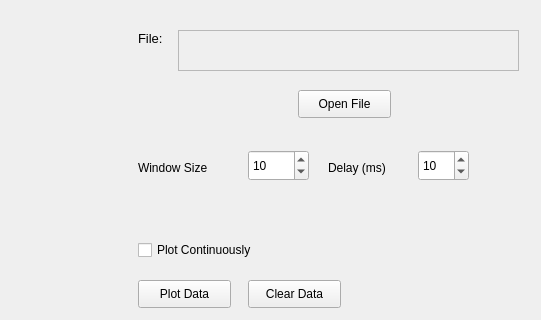
First picture: the form in Qt/networkPlot/plotnetworkdata.ui, repository harshmittal2210/plotData, before the edit; both pictures show x 732 to 1273 and y 0 to 320 of the 1273 by 586 pixel window.
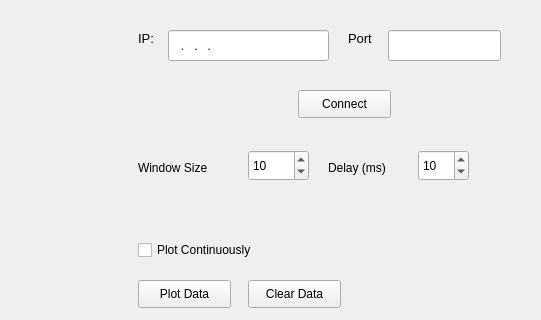
Second picture: the form after the edit. Custom widgets are drawn as their Qt base class.

Commit message: IP address and port line edit added

```diff
--- a/Qt/networkPlot/plotnetworkdata.ui
+++ b/Qt/networkPlot/plotnetworkdata.ui
@@ -83,7 +83,7 @@
      <rect>
       <x>870</x>
       <y>30</y>
-      <width>55</width>
+      <width>31</width>
       <height>16</height>
      </rect>
     </property>
@@ -93,28 +93,10 @@
      </font>
     </property>
     <property name="text">
-     <string>File:</string>
+     <string>IP:</string>
     </property>
    </widget>
-   <widget class="QTextEdit" name="fileTextEdit">
-    <property name="enabled">
-     <bool>false</bool>
-    </property>
-    <property name="geometry">
-     <rect>
-      <x>910</x>
-      <y>30</y>
-      <width>341</width>
-      <height>41</height>
-     </rect>
-    </property>
-    <property name="font">
-     <font>
-      <pointsize>9</pointsize>
-     </font>
-    </property>
-   </widget>
-   <widget class="QPushButton" name="fileOpenButton">
+   <widget class="QPushButton" name="connectButton">
     <property name="geometry">
      <rect>
       <x>1030</x>
@@ -129,7 +111,7 @@
      </font>
     </property>
     <property name="text">
-     <string>Open File</string>
+     <string>Connect</string>
     </property>
    </widget>
    <widget class="QLabel" name="windowSizeLabel">
@@ -400,6 +382,60 @@
      </property>
     </item>
    </widget>
+   <widget class="QLineEdit" name="ipAddressEdit">
+    <property name="geometry">
+     <rect>
+      <x>900</x>
+      <y>30</y>
+      <width>161</width>
+      <height>31</height>
+     </rect>
+    </property>
+    <property name="font">
+     <font>
+      <pointsize>9</pointsize>
+     </font>
+    </property>
+    <property name="inputMask">
+     <string>000.000.000.000</string>
+    </property>
+   </widget>
+   <widget class="QLabel" name="label">
+    <property name="geometry">
+     <rect>
+      <x>1080</x>
+      <y>30</y>
+      <width>55</width>
+      <height>16</height>
+     </rect>
+    </property>
+    <property name="font">
+     <font>
+      <pointsize>10</pointsize>
+     </font>
+    </property>
+    <property name="text">
+     <string>Port</string>
+    </property>
+   </widget>
+   <widget class="QLineEdit" name="lineEdit">
+    <property name="geometry">
+     <rect>
+      <x>1120</x>
+      <y>30</y>
+      <width>113</width>
+      <height>31</height>
+     </rect>
+    </property>
+    <property name="font">
+     <font>
+      <pointsize>9</pointsize>
+     </font>
+    </property>
+    <property name="inputMask">
+     <string>00000</string>
+    </property>
+   </widget>
   </widget>
   <widget class="QMenuBar" name="menubar">
    <property name="geometry">
```
Left out of the diff: 4 changed lines with no effect on the pictures.
